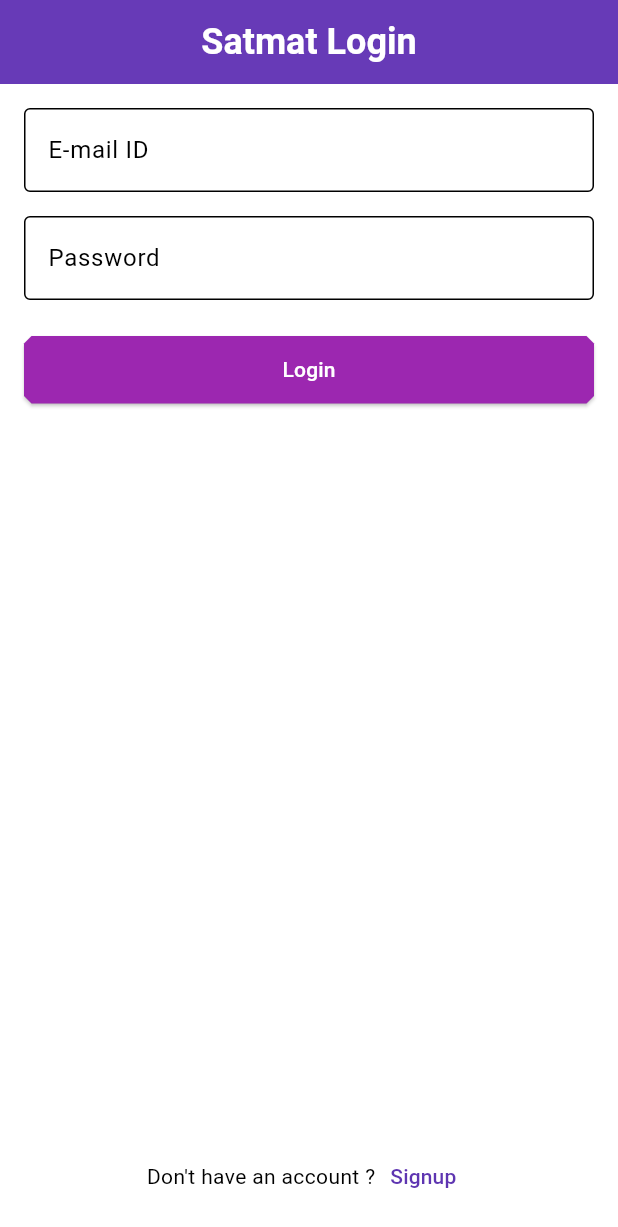
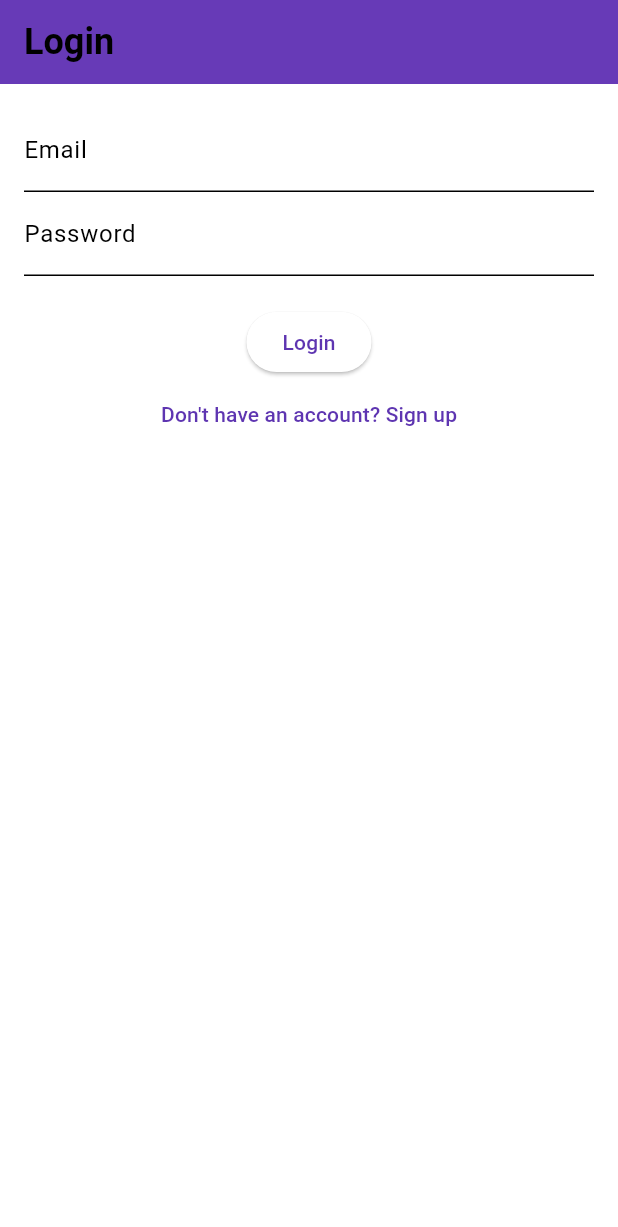
Before and after one commit to sumitsg/satmat, a Flutter app: the screen it shows after launch, on a phone screen of 412 x 824 dp. Shown: the top 1227 px of the screen. Run offline on Flutter 3.47's test engine with Material 3 defaults, Android fonts, the light colour scheme and no system bars; our stand-ins replace animated_bottom_navigation_bar, carousel_slider, cloud_firestore, firebase_auth, firebase_core, firebase_storage and 3 more; accounts and stored records are empty.

Commit message:
Login Signup Added

```diff
--- a/lib/main.dart
+++ b/lib/main.dart
@@ -12,7 +12,7 @@ void main() async {
   await Firebase.initializeApp(options: DefaultFirebaseOptions.currentPlatform);
   runApp(MultiProvider(providers: [
     ChangeNotifierProvider(
-      create: (_) => AuthService(),
+      create: (_) => AuthProvider(),
     )
   ], child: const MyApp()));
 }
@@ -22,16 +22,41 @@ class MyApp extends StatelessWidget {
 
   @override
   Widget build(BuildContext context) {
-    return Consumer<AuthService>(
+    return Consumer<AuthProvider>(
       builder: (context, authService, _) {
         return MaterialApp(
           debugShowCheckedModeBanner: false,
           theme: themeData,
-          home: authService.userModel == null
-              ? const LoginScreen()
-              : const HomeScreen(),
+          home: const AuthWrapper(),
         );
       },
     );
   }
 }
+
+class AuthWrapper extends StatelessWidget {
+  const AuthWrapper({super.key});
+
+  @override
+  Widget build(BuildContext context) {
+    final authProvider = Provider.of<AuthProvider>(context, listen: false);
+    return FutureBuilder(
+      future: authProvider.checkLoginStatus(),
+      builder: (context, snapshot) {
+        if (snapshot.connectionState == ConnectionState.waiting) {
+          return const Scaffold(
+            body: Center(
+              child: CircularProgressIndicator(),
+            ),
+          );
+        } else {
+          if (authProvider.user != null) {
+            return const HomeScreen();
+          } else {
+            return LoginScreen();
+          }
+        }
+      },
+    );
+  }
+}
--- a/lib/pages/login_screen.dart
+++ b/lib/pages/login_screen.dart
@@ -1,115 +1,77 @@
-import 'dart:developer';
-
 import 'package:flutter/material.dart';
 import 'package:newapp/pages/home_screen.dart';
-import 'package:newapp/pages/signup_screen.dart';
 import 'package:newapp/services/auth_service.dart';
-import 'package:newapp/theme/theme_data.dart';
-import 'package:newapp/widgets/const_sizedbox.dart';
-import 'package:newapp/widgets/custom_button.dart';
-import 'package:newapp/widgets/custom_text_field.dart';
 import 'package:provider/provider.dart';
+import 'signup_screen.dart';
 
 class LoginScreen extends StatefulWidget {
-  const LoginScreen({super.key});
-
   @override
-  State<LoginScreen> createState() => _LoginScreenState();
+  _LoginScreenState createState() => _LoginScreenState();
 }
 
 class _LoginScreenState extends State<LoginScreen> {
-  final _formKey = GlobalKey<FormState>();
-  final TextEditingController _usernameController = TextEditingController();
-
-  final TextEditingController _passwordController = TextEditingController();
+  final _emailController = TextEditingController();
+  final _passwordController = TextEditingController();
+  bool _isLoading = false;
 
   @override
   Widget build(BuildContext context) {
-    void _login() async {
-      if (_formKey.currentState!.validate()) {
-        try {
-          await Provider.of<AuthService>(context, listen: false).login(
-            email: _usernameController.text,
-            password: _passwordController.text,
-          );
-          Navigator.push(
-            context,
-            MaterialPageRoute(
-              builder: (context) => const HomeScreen(),
-            ),
-          );
-        } catch (e) {
-          log(e.toString());
-        }
-      }
-    }
+    final authProvider = Provider.of<AuthProvider>(context);
 
-    ColorScheme myColorScheme = themeData.colorScheme;
     return Scaffold(
-      resizeToAvoidBottomInset: false,
-      backgroundColor: myColorScheme.surface,
       appBar: AppBar(
-        centerTitle: true,
-        title: Text(
-          "Satmat Login",
-          style: themeData.textTheme.titleLarge,
-        ),
+        title: Text('Login'),
       ),
-      body: Form(
-        key: _formKey,
-        child: Padding(
-          padding: const EdgeInsets.all(16),
-          child: Column(
-            children: [
-              CustomTextField(
-                obscureText: false,
-                controller: _usernameController,
-                validator: (value) => value!.isEmpty ? 'Enter email id' : null,
-                labelText: "E-mail ID",
-              ),
-              const MidSizedBoxHeight(),
-              CustomTextField(
-                validator: (value) =>
-                    value!.isEmpty ? 'Enter a password' : null,
-                obscureText: true,
-                controller: _passwordController,
-                labelText: "Password",
-              ),
-              const LargeSizedBoxHeight(),
-              CustomButton(
-                onPressed: _login,
-                myColorScheme: myColorScheme,
-                buttonText: const Text("Login"),
-              ),
-              const Spacer(),
-              Row(
-                mainAxisAlignment: MainAxisAlignment.center,
+      body: _isLoading
+          ? Center(child: CircularProgressIndicator())
+          : Padding(
+              padding: const EdgeInsets.all(16.0),
+              child: Column(
                 children: [
-                  const Text(
-                    "Don't have an account ?",
+                  TextField(
+                    controller: _emailController,
+                    decoration: InputDecoration(labelText: 'Email'),
+                  ),
+                  TextField(
+                    controller: _passwordController,
+                    decoration: InputDecoration(labelText: 'Password'),
+                    obscureText: true,
+                  ),
+                  SizedBox(height: 20),
+                  ElevatedButton(
+                    onPressed: () async {
+                      setState(() {
+                        _isLoading = true;
+                      });
+
+                      try {
+                        await authProvider.login(
+                          _emailController.text,
+                          _passwordController.text,
+                        );
+                        Navigator.of(context).pushReplacement(
+                            MaterialPageRoute(builder: (_) => HomeScreen()));
+                      } catch (e) {
+                        ScaffoldMessenger.of(context).showSnackBar(
+                            SnackBar(content: Text('Login Failed')));
+                      } finally {
+                        setState(() {
+                          _isLoading = false;
+                        });
+                      }
+                    },
+                    child: Text('Login'),
                   ),
                   TextButton(
-                    style: const ButtonStyle(
-                      padding: WidgetStatePropertyAll(
-                        EdgeInsets.all(0),
-                      ),
-                    ),
                     onPressed: () {
-                      Navigator.push(
-                        context,
-                        MaterialPageRoute(
-                          builder: (context) => const SignupScreen(),
-                        ),
-                      );
+                      Navigator.of(context).push(
+                          MaterialPageRoute(builder: (_) => SignupScreen()));
                     },
-                    child: const Text("Signup"),
+                    child: Text('Don\'t have an account? Sign up'),
                   ),
                 ],
-              )
-            ],
-          ),
-        ),
-      ),
+              ),
+            ),
     );
   }
 }
--- a/pubspec.yaml
+++ b/pubspec.yaml
@@ -44,6 +44,7 @@ dependencies:
   provider: ^6.1.2
   geolocator: ^12.0.0
   flutter_typeahead: ^5.2.0
+  shared_preferences: ^2.2.3
 
 dev_dependencies:
   flutter_test:
```
Also changed, not shown: lib/pages/signup_screen.dart (+95 -167 lines), lib/services/auth_service.dart (+63 -54 lines), pubspec.lock, 1 other file.
